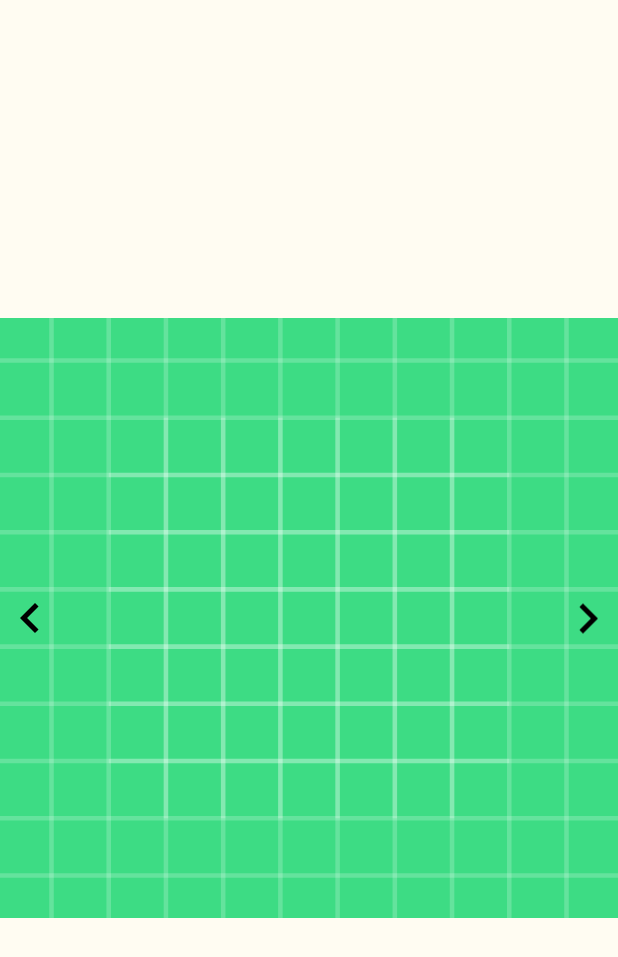
After one commit to ouaala-ayoub/Pcfy, an Android app: the layout single_scrollable_image.xml on its own in the app's theme, with its tools: preview values and no code run, on a phone screen of 412 x 824 dp. The commit adds this screen. Shown: the top 957 px of the screen. Run offline under Robolectric (Android 15) with nearby library versions, the phone set to English and light mode, and no system bars.

Commit message:
adding images scrolling in the announce fragment

```diff
--- a/app/src/main/java/com/example/pc/ui/activities/AnnonceModifyActivity.kt
+++ b/app/src/main/java/com/example/pc/ui/activities/AnnonceModifyActivity.kt
@@ -81,6 +81,7 @@ class AnnonceModifyActivity : AppCompatActivity() {
                             )
 
                             detailsViewBinding.apply {
+                                detailsAddAdapter.filterDetailsList()
                                 addDetailsRv.adapter = detailsAddAdapter
                                 addDetailsRv.layoutManager =
                                     LinearLayoutManager(this@AnnonceModifyActivity)
--- /dev/null
+++ b/app/src/main/res/drawable/ic_baseline_keyboard_arrow_left_24.xml
@@ -0,0 +1,5 @@
+<vector android:autoMirrored="true" android:height="24dp"
+    android:tint="#000000" android:viewportHeight="24"
+    android:viewportWidth="24" android:width="24dp" xmlns:android="http://schemas.android.com/apk/res/android">
+    <path android:fillColor="@android:color/white" android:pathData="M15.41,16.59L10.83,12l4.58,-4.59L14,6l-6,6 6,6 1.41,-1.41z"/>
+</vector>
--- /dev/null
+++ b/app/src/main/res/drawable/ic_baseline_keyboard_arrow_right_24.xml
@@ -0,0 +1,5 @@
+<vector android:autoMirrored="true" android:height="24dp"
+    android:tint="#000000" android:viewportHeight="24"
+    android:viewportWidth="24" android:width="24dp" xmlns:android="http://schemas.android.com/apk/res/android">
+    <path android:fillColor="@android:color/white" android:pathData="M8.59,16.59L13.17,12 8.59,7.41 10,6l6,6 -6,6 -1.41,-1.41z"/>
+</vector>
--- /dev/null
+++ b/app/src/main/res/layout/single_scrollable_image.xml
@@ -0,0 +1,37 @@
+<?xml version="1.0" encoding="utf-8"?>
+<androidx.constraintlayout.widget.ConstraintLayout xmlns:android="http://schemas.android.com/apk/res/android"
+    xmlns:app="http://schemas.android.com/apk/res-auto"
+    xmlns:tools="http://schemas.android.com/tools"
+    android:layout_width="match_parent"
+    android:layout_height="match_parent">
+
+    <ImageView
+        android:id="@+id/product_images"
+        android:layout_width="match_parent"
+        android:layout_height="@dimen/annonce_image_height"
+        android:scaleType="centerCrop"
+        android:src="@drawable/ic_launcher_background"
+        app:layout_constraintBottom_toBottomOf="parent"
+        app:layout_constraintEnd_toEndOf="parent"
+        app:layout_constraintStart_toStartOf="parent"
+        app:layout_constraintTop_toTopOf="parent" />
+
+    <ImageView
+        android:id="@+id/left"
+        android:layout_width="@dimen/arrow_size"
+        android:layout_height="@dimen/arrow_size"
+        app:layout_constraintBottom_toBottomOf="parent"
+        app:layout_constraintStart_toStartOf="parent"
+        app:layout_constraintTop_toTopOf="parent"
+        app:srcCompat="@drawable/ic_baseline_keyboard_arrow_left_24" />
+
+    <ImageView
+        android:id="@+id/right"
+        android:layout_width="@dimen/arrow_size"
+        android:layout_height="50dp"
+        app:layout_constraintBottom_toBottomOf="parent"
+        app:layout_constraintEnd_toEndOf="parent"
+        app:layout_constraintTop_toTopOf="parent"
+        app:srcCompat="@drawable/ic_baseline_keyboard_arrow_right_24" />
+
+</androidx.constraintlayout.widget.ConstraintLayout>
--- a/app/src/main/res/values/dimens.xml
+++ b/app/src/main/res/values/dimens.xml
@@ -17,4 +17,5 @@
     <dimen name="annonce_image_height">400dp</dimen>
     <dimen name="annonce_size">100dp</dimen>
     <dimen name="annonce_image_size">80dp</dimen>
+    <dimen name="arrow_size">40dp</dimen>
 </resources>
```
Also changed, not shown: app/src/main/java/com/example/pc/ui/adapters/ImagesAdapter.kt (added, +57 -0 lines), app/src/main/java/com/example/pc/ui/fragments/AnnonceFragment.kt (+6 -6 lines), app/src/main/res/layout/fragment_annonce.xml (+5 -5 lines).
